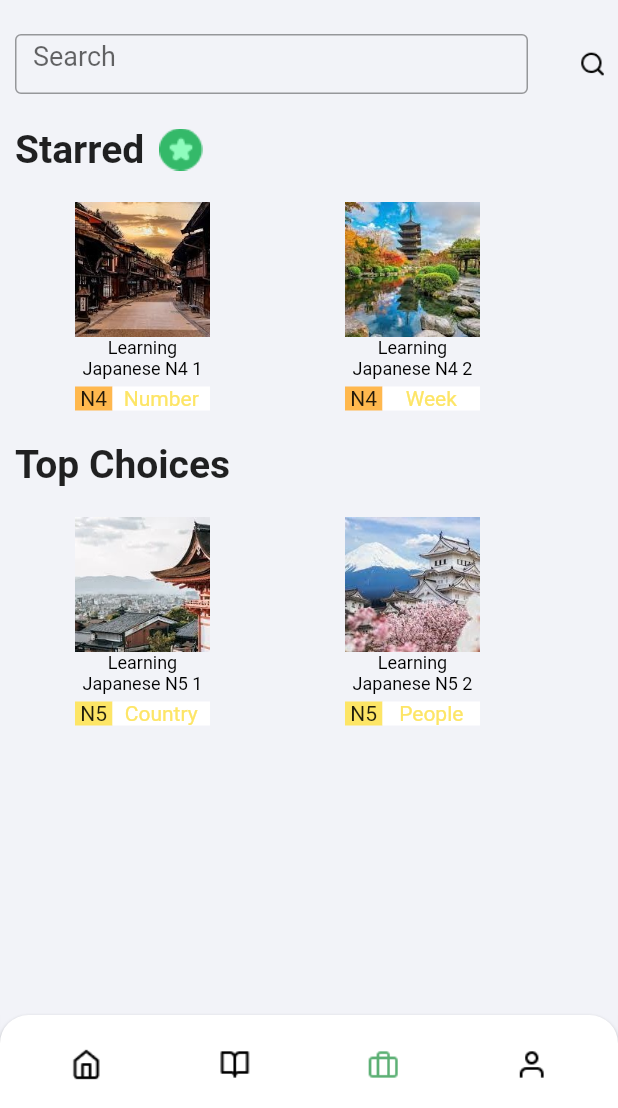
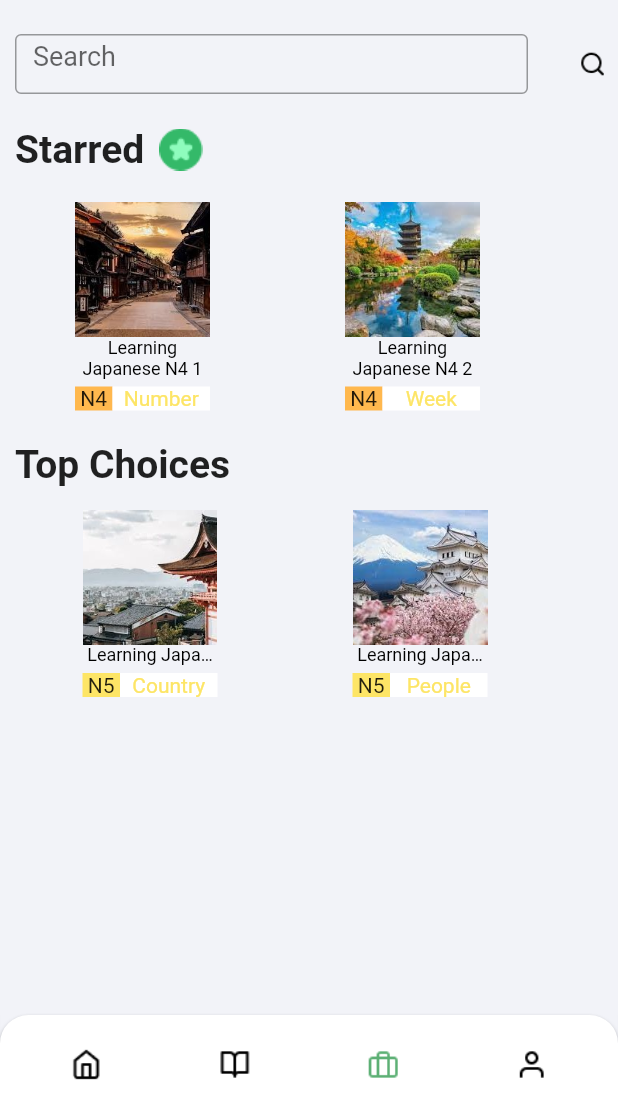
Before and after one commit to always-smile-T/Jgo, a Flutter app: the screen it shows after launch, item 3 of the bottom bar chosen, on a phone screen of 412 x 824 dp, the part 128-1236 px from its top. Run offline on Flutter 3.47's test engine with Material 2 defaults, Android fonts, the phone set to English and light mode, and no system bars.

Commit message:
create course_detail

```diff
--- a/lib/jgo_app/jgo_app.dart
+++ b/lib/jgo_app/jgo_app.dart
@@ -1,9 +1,6 @@
 import 'package:flutter/material.dart';
 import 'package:jgo_exe/jgo_app/jgo_home.dart';
-import 'package:jgo_exe/jgo_app/mini_function/change_layout.dart';
-import 'main_function/jgo_course/course_page_screen.dart';
 import 'main_function/jgo_home/home_page_screen.dart';
-import 'main_function/jgo_home/post/post_detail_screen.dart';
 
 
 class MyApp extends StatelessWidget {
--- a/lib/jgo_app/main_function/jgo_my_course/my_course_page_screen.dart
+++ b/lib/jgo_app/main_function/jgo_my_course/my_course_page_screen.dart
@@ -1,7 +1,7 @@
 import 'package:flutter/cupertino.dart';
 import 'package:flutter/material.dart';
 import 'package:jgo_exe/jgo_app/app_theme.dart';
-import 'package:jgo_exe/jgo_app/main_function/jgo_home/post/post_detail_screen.dart';
+import 'package:jgo_exe/jgo_app/main_function/jgo_course/course_detail.dart';
 
 
 class MyCourseScreen extends StatefulWidget {
@@ -21,7 +21,6 @@ class _MyCourseScreenState extends State<MyCourseScreen>
   Animation<double>? topBarAnimation;
   final ScrollController _scrollController = ScrollController();
   final TextEditingController _searchController = TextEditingController();
-  bool _setState = true;
   List<Widget> listViews = <Widget>[];
   final ScrollController scrollController = ScrollController();
   double topBarOpacity = 0.0;
@@ -164,8 +163,8 @@ class _MyCourseScreenState extends State<MyCourseScreen>
                 ),
                 Row(
                   mainAxisAlignment: MainAxisAlignment.start,
-                  children: [
-                    const Text('Top Choices', style: TextStyle(
+                  children: const [
+                     Text('Top Choices', style: TextStyle(
                         fontSize: 26, fontWeight: FontWeight.w700
                     ),
                     ),
@@ -173,67 +172,33 @@ class _MyCourseScreenState extends State<MyCourseScreen>
                 ),
                 SizedBox(
                   height: 180,
-                  child: GridView.builder(
-                    gridDelegate:
-                    const SliverGridDelegateWithMaxCrossAxisExtent(
-                        maxCrossAxisExtent: 180,
-                        childAspectRatio: 1,
-                        crossAxisSpacing: 20,
-                        mainAxisSpacing: 10),
-                    scrollDirection: Axis.horizontal,
-                    itemCount: course.length,
-                    controller: _scrollController,
-                    padding: const EdgeInsets.only(top: 10),
-                    //reverse: true,
-                    shrinkWrap: true,
-                    itemBuilder: (context, index) {
-                      return Container(
-                        margin: const EdgeInsets.all(10),
-                        height: 120,
-                        width: 90,
-                        child: Column(
-                          children: [
-                            Image.asset(
-                              course[index].bgImg,
-                              height: 90,
-                              width: 90,
-                            ),
-                            SizedBox(
-                              width: 90,
-                              child: Text(
-                                course[index].content,
-                                textAlign: TextAlign.center,
-                                style: const TextStyle(
-                                  color: Colors.black,
-                                  fontSize: 12, ),
-                                overflow: TextOverflow.ellipsis,
-                              ),
-                            ),
-                            Container(
-                              padding:const EdgeInsets.only(top: 5),
-                              width: 90,
-                              child: Row(
-                                children: [
-                                  Container(
-                                    width: 25,
-                                    color: course[index].colorT1,
-                                    child: Text(course[index].nameT1, textAlign: TextAlign.center),
-                                  ),
-                                  Container(
-                                    width: 65,
-                                    color: Colors.white,
-                                    child: Text(course[index].nameT2, textAlign: TextAlign.center,
-                                      style: const TextStyle(color: AppTheme.tagN5), ),
-                                  ),
-                                ],
-                              ),
-                            )
-                          ],
-                        ),
-                      );
-                    },
-                    //children:  UnmodifiableListView(_messages),
-                  ),
+                    child: GridView.count(
+                      scrollDirection: Axis.horizontal,
+                      crossAxisCount: 1,
+                      primary: false,
+                      children: <Widget>[
+                        _buildCourse('This is the first course of Learning Japanese N5. In this course, you will learn vocabulary with topics: Country. Furthermore, you learn the grammar N5 in this course.',
+                            'Learning Japanese N5 1' , 'N5', 'Country', 'assets/images/j8.png', AppTheme.tagN5 , false,context),
+                        _buildCourse('This is the second course of Learning Japanese N5. In this course, you will learn vocabulary with topics: People. Furthermore, you learn the grammar N5 in this course.',
+                            'Learning Japanese N5 2' , 'N5', 'People', 'assets/images/j1.png', AppTheme.tagN5 , false,context),
+                        _buildCourse('This is the first course of Learning Japanese N4. In this course, you will learn vocabulary with topics: Number and The Week. Furthermore, you learn the grammar N4 in this course.',
+                            'Learning Japanese N4 1' , 'N4', 'Number', 'assets/images/j9.png', AppTheme.tagN4 ,true, context),
+                        _buildCourse('This is the second course of Learning Japanese N4. In this course, you will learn vocabulary with topics: The Week. Furthermore, you learn the grammar N4 in this course.',
+                            'Learning Japanese N4 2' , 'N4', 'Week', 'assets/images/j3.png', AppTheme.tagN4 , true, context),
+                        _buildCourse('...updating',
+                            'Learning Japanese N3 1' , 'N3', 'Number', 'assets/images/j4.png', AppTheme.tagN3 , false,context),
+                        _buildCourse('...updating',
+                            'Learning Japanese N2 1' , 'N2', 'Week', 'assets/images/j5.png', AppTheme.tagN2 , true, context),
+                        _buildCourse('...updating',
+                            'Learning Japanese N1 1' , 'N1', 'Country', 'assets/images/j10.png', AppTheme.tagN1 ,false, context),
+                        _buildCourse('...updating',
+                            'Learning Japanese N3 1' , 'N3', 'People', 'assets/images/j6.png', AppTheme.tagN3 , false,context),
+                        _buildCourse('...updating',
+                            'Learning Japanese N2 1' , 'N2', 'People', 'assets/images/j7.png', AppTheme.tagN2 ,false, context),
+                        _buildCourse('...updating',
+                            'Learning Japanese N1 2', 'N1', 'Week', 'assets/images/j2.png', AppTheme.tagN1 , true, context),
+                      ],
+                    ),
                 )
               ],
             ),
@@ -310,18 +275,66 @@ class _MyCourseScreenState extends State<MyCourseScreen>
         )
     );
   }
-  List<TheCourses> course = [ // list message demo
-    TheCourses(courseId: '1', content: 'Learning \nJapanese N5 1', bgImg: 'assets/images/j8.png',liked: false, nameT1: 'N5', nameT2: 'Country', colorT1: AppTheme.tagN5),
-    TheCourses(courseId: '2', content: 'Learning \nJapanese N5 2', bgImg: 'assets/images/j1.png',liked: false, nameT1: 'N5', nameT2: 'People', colorT1: AppTheme.tagN5),
-    TheCourses(courseId: '3', content: 'Learning \nJapanese N4 1', bgImg: 'assets/images/j9.png',liked: true, nameT1: 'N4', nameT2: 'Number', colorT1: AppTheme.tagN4),
-    TheCourses(courseId: '4', content: 'Learning \nJapanese N4 2', bgImg: 'assets/images/j3.png',liked: true, nameT1: 'N4', nameT2: 'Week', colorT1: AppTheme.tagN4),
-    TheCourses(courseId: '5', content: 'Learning \nJapanese N3 1', bgImg: 'assets/images/j4.png',liked: false, nameT1: 'N3', nameT2: 'Number', colorT1: AppTheme.tagN3),
-    TheCourses(courseId: '6', content: 'Learning \nJapanese N2 1', bgImg: 'assets/images/j5.png',liked: true, nameT1: 'N2', nameT2: 'Week', colorT1: AppTheme.tagN2),
-    TheCourses(courseId: '7', content: 'Learning \nJapanese N1 1', bgImg: 'assets/images/j10.png',liked: false, nameT1: 'N1', nameT2: 'Country', colorT1: AppTheme.tagN1),
-    TheCourses(courseId: '8', content: 'Learning \nJapanese N3 2', bgImg: 'assets/images/j6.png',liked: false, nameT1: 'N3', nameT2: 'People', colorT1: AppTheme.tagN3),
-    TheCourses(courseId: '9', content: 'Learning \nJapanese N2 2', bgImg: 'assets/images/j7.png',liked: false, nameT1: 'N2', nameT2: 'People', colorT1: AppTheme.tagN2),
-    TheCourses(courseId: '10', content: 'Learning \nJapanese N1 2', bgImg: 'assets/images/j2.png',liked: true, nameT1: 'N1', nameT2: 'Week', colorT1: AppTheme.tagN1),
-  ];
+
+  Widget _buildCourse( String description,String content,String tag1,String tag2,String image,Color colorT1, bool? liked, context){
+    return Padding(
+        padding:
+        const EdgeInsets.only(top: 5.0, bottom: 5.0, left: 5.0, right: 5.0),
+        child: InkWell(
+            onTap: () {
+              Navigator.of(context).push(MaterialPageRoute(
+                  builder: (context) => CourseDetail(
+                    description: description,
+                    content: content,
+                    tag1: tag1,
+                    tag2: tag2,
+                    imageM: image,
+                    colorT1: colorT1,
+                  liked: liked,)));
+            },
+            child: Container(
+              margin: const EdgeInsets.all(10),
+              height: 120,
+              width: 90,
+              child: Column(
+                children: [
+                  Image.asset(image,
+                    height: 90,
+                    width: 90,
+                  ),
+                  SizedBox(
+                    width: 90,
+                    child: Text(content,
+                      textAlign: TextAlign.center,
+                      style: const TextStyle(
+                        color: Colors.black,
+                        fontSize: 12, ),
+                      overflow: TextOverflow.ellipsis,
+                    ),
+                  ),
+                  Container(
+                    padding:const EdgeInsets.only(top: 5),
+                    width: 90,
+                    child: Row(
+                      children: [
+                        Container(
+                          width: 25,
+                          color: colorT1,
+                          child: Text(tag1, textAlign: TextAlign.center),
+                        ),
+                        Container(
+                          width: 65,
+                          color: Colors.white,
+                          child: Text(tag2, textAlign: TextAlign.center,
+                            style: const TextStyle(color: AppTheme.tagN5), ),
+                        ),
+                      ],
+                    ),
+                  )
+                ],
+              ),
+            )));
+  }
   List<TheCourses> myFCourse = [
     TheCourses(courseId: '3', content: 'Learning \nJapanese N4 1', bgImg: 'assets/images/j9.png',liked: true, nameT1: 'N4', nameT2: 'Number', colorT1: AppTheme.tagN4),
     TheCourses(courseId: '4', content: 'Learning \nJapanese N4 2', bgImg: 'assets/images/j3.png',liked: true, nameT1: 'N4', nameT2: 'Week', colorT1: AppTheme.tagN4),
```
Also changed, not shown: lib/jgo_app/main_function/jgo_course/course_detail.dart (added, +129 -0 lines), lib/jgo_app/main_function/jgo_course/course_page_screen.dart (+173 -61 lines), assets/images/c_lesson.png (added), assets/images/milestones.png (added).
